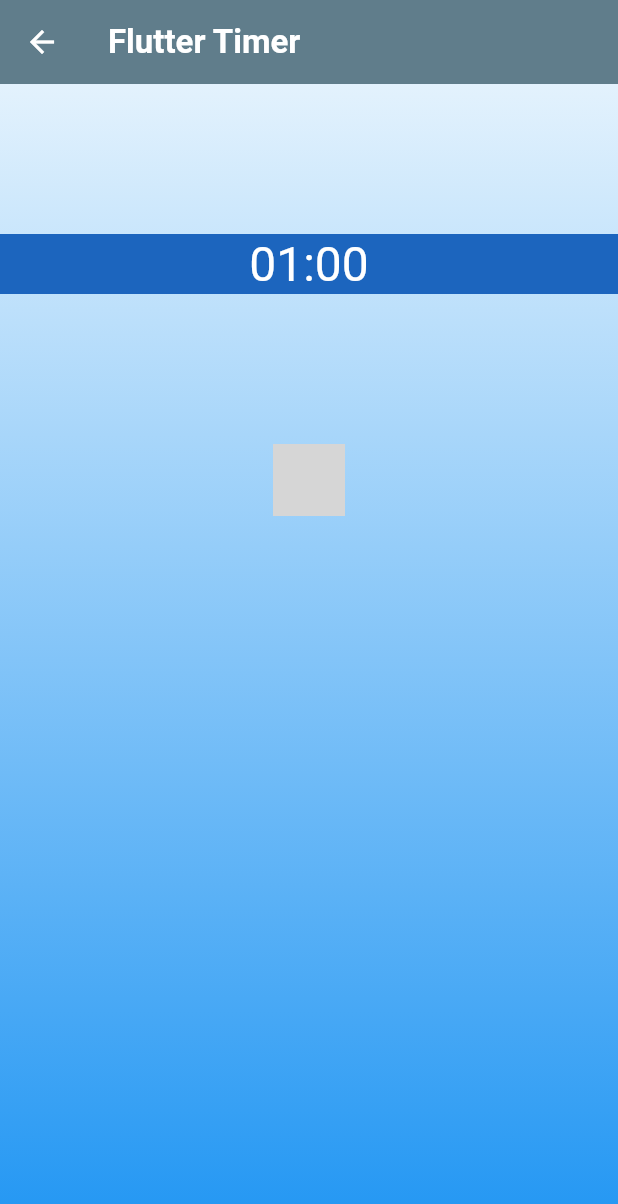
After one commit to zhaojay-create/bloc_learn, a Flutter app: the TimerView screen opened directly, on a phone screen of 412 x 824 dp. The commit adds this screen. Shown: the top 1204 px of the screen. Run offline on Flutter 3.47's test engine with Material 3 defaults, Android fonts, the light colour scheme and no system bars; our stand-ins replace connectivity_plus, equatable, flutter_bloc, hydrated_bloc; statements that could not run were skipped; grey boxes are pictures that could not be loaded.

Commit message:
feat: 实现 Flutter 计时器功能，包含 TimerBloc、TimerView 和相关组件

```diff
--- /dev/null
+++ b/lib/flutter_timer/ticker.dart
@@ -0,0 +1,17 @@
+class Ticker {
+  const Ticker();
+
+  Stream<int> tick({required int ticks}) {
+    // 每隔一段时间生成一个值
+    return Stream.periodic(
+      const Duration(seconds: 1),
+      // x 是当前触发的次数，从 0 开始
+      (x) => ticks - x - 1,
+    ).take(ticks);
+  }
+
+  // .take
+  // 	•	Stream.periodic 默认会无限触发。
+  //  •	.take(ticks) 限制只取前 ticks 个值。
+  //  •	比如 ticks = 5 → 只会生成 5 次，然后结束。
+}
--- /dev/null
+++ b/lib/flutter_timer/timer/timer_bloc.dart
@@ -0,0 +1,66 @@
+import 'dart:async';
+
+import 'package:bloc_learn/flutter_timer/ticker.dart';
+import 'package:equatable/equatable.dart';
+import 'package:flutter_bloc/flutter_bloc.dart';
+
+part 'timer_event.dart';
+part 'timer_state.dart';
+
+class TimerBloc extends Bloc<TimerEvent, TimerState> {
+  TimerBloc({required Ticker ticker})
+    : _ticker = ticker,
+      super(TimerInitial(_duration)) {
+    on<TimerStarted>(_onStarted);
+    on<TimerPaused>(_onPaused);
+    on<TimerResumed>(_onResumed);
+    on<TimerReset>(_onReset);
+    on<_TimerTicked>(_onTicked);
+  }
+
+  final Ticker _ticker;
+  static const int _duration = 60;
+
+  StreamSubscription<int>? _tickerSubscription;
+
+  @override
+  Future<void> close() {
+    _tickerSubscription?.cancel();
+    return super.close();
+  }
+
+  void _onStarted(TimerStarted event, Emitter<TimerState> emit) {
+    emit(TimerRunInProgress(event.duration));
+    _tickerSubscription?.cancel();
+    _tickerSubscription = _ticker
+        .tick(ticks: event.duration)
+        .listen((duration) => add(_TimerTicked(duration: duration)));
+  }
+
+  void _onPaused(TimerPaused event, Emitter<TimerState> emit) {
+    if (state is TimerRunInProgress) {
+      _tickerSubscription?.pause();
+      emit(TimerRunPause(state.duration));
+    }
+  }
+
+  void _onResumed(TimerResumed resume, Emitter<TimerState> emit) {
+    if (state is TimerRunPause) {
+      _tickerSubscription?.resume();
+      emit(TimerRunInProgress(state.duration));
+    }
+  }
+
+  void _onReset(TimerReset event, Emitter<TimerState> emit) {
+    _tickerSubscription?.cancel();
+    emit(const TimerInitial(_duration));
+  }
+
+  void _onTicked(_TimerTicked event, Emitter<TimerState> emit) {
+    emit(
+      event.duration > 0
+          ? TimerRunInProgress(event.duration)
+          : TimerRunComplete(),
+    );
+  }
+}
--- /dev/null
+++ b/lib/flutter_timer/timer/timer_event.dart
@@ -0,0 +1,32 @@
+part of 'timer_bloc.dart';
+
+sealed class TimerEvent {
+  const TimerEvent();
+}
+
+// 计时器开始事件
+class TimerStarted extends TimerEvent {
+  const TimerStarted({required this.duration});
+  final int duration;
+}
+
+// 计时器暂停事件
+final class TimerPaused extends TimerEvent {
+  const TimerPaused();
+}
+
+// 计时器恢复事件
+final class TimerResumed extends TimerEvent {
+  const TimerResumed();
+}
+
+// 计时器重置事件
+class TimerReset extends TimerEvent {
+  const TimerReset();
+}
+
+// 通知 TimerBloc 已发生一次计时, 用于更新 UI
+class _TimerTicked extends TimerEvent {
+  const _TimerTicked({required this.duration});
+  final int duration;
+}
--- /dev/null
+++ b/lib/flutter_timer/timer/timer_state.dart
@@ -0,0 +1,38 @@
+part of 'timer_bloc.dart';
+
+sealed class TimerState extends Equatable {
+  final int duration;
+  const TimerState(this.duration);
+
+  @override
+  List<Object> get props => [duration];
+}
+
+// 初始化状态
+final class TimerInitial extends TimerState {
+  const TimerInitial(super.duration);
+
+  @override
+  String toString() => 'TimerInitial { duration: $duration }';
+}
+
+// 计时暂停状态
+final class TimerRunPause extends TimerState {
+  const TimerRunPause(super.duration);
+
+  @override
+  String toString() => 'TimerRunPause { duration: $duration }';
+}
+
+// 计时进行中状态
+final class TimerRunInProgress extends TimerState {
+  const TimerRunInProgress(super.duration);
+
+  @override
+  String toString() => 'TimerRunInProgress { duration: $duration }';
+}
+
+// 计时完成状态
+final class TimerRunComplete extends TimerState {
+  const TimerRunComplete() : super(0);
+}
--- /dev/null
+++ b/lib/flutter_timer/view/timer_text.dart
@@ -0,0 +1,42 @@
+import 'dart:math';
+
+import 'package:flutter/material.dart';
+
+import 'package:flutter_bloc/flutter_bloc.dart';
+
+import 'package:bloc_learn/flutter_timer/timer/timer_bloc.dart';
+
+class TimerText extends StatelessWidget {
+  const TimerText({super.key});
+
+  Color _randomColor() {
+    final random = Random();
+    return Color.fromARGB(
+      255, // 不透明
+      random.nextInt(256),
+      random.nextInt(256),
+      random.nextInt(256),
+    );
+  }
+
+  @override
+  Widget build(BuildContext context) {
+    final duration = context.select((TimerBloc bloc) => bloc.state.duration);
+    final minutesStr = ((duration / 60) % 60).floor().toString().padLeft(
+      2,
+      '0',
+    );
+    final secondsStr = (duration % 60).floor().toString().padLeft(2, '0');
+
+    return Container(
+      color: _randomColor(), // 每次 build 生成新颜色
+      alignment: Alignment.center,
+      child: Text(
+        '$minutesStr:$secondsStr',
+        style: Theme.of(context).textTheme.headlineLarge?.copyWith(
+          color: Colors.white, // 避免背景色太深看不清
+        ),
+      ),
+    );
+  }
+}
--- /dev/null
+++ b/lib/flutter_timer/view/timer_view.dart
@@ -0,0 +1,46 @@
+import 'package:flutter/material.dart';
+
+import 'package:bloc_learn/flutter_timer/view/timer_actions.dart';
+import 'package:bloc_learn/flutter_timer/view/timer_text.dart';
+
+class TimerView extends StatelessWidget {
+  const TimerView({super.key});
+
+  @override
+  Widget build(BuildContext context) {
+    return Scaffold(
+      appBar: AppBar(title: const Text('Flutter Timer')),
+      body: Stack(
+        children: [
+          const Background(),
+          Column(
+            children: [
+              Padding(
+                padding: EdgeInsetsGeometry.symmetric(vertical: 100.0),
+                child: Center(child: const TimerText()),
+              ),
+              TimerActions(),
+            ],
+          ),
+        ],
+      ),
+    );
+  }
+}
+
+class Background extends StatelessWidget {
+  const Background({super.key});
+
+  @override
+  Widget build(BuildContext context) {
+    return Container(
+      decoration: BoxDecoration(
+        gradient: LinearGradient(
+          begin: Alignment.topCenter,
+          end: Alignment.bottomCenter,
+          colors: [Colors.blue.shade50, Colors.blue.shade500],
+        ),
+      ),
+    );
+  }
+}
--- a/lib/router/app_route.dart
+++ b/lib/router/app_route.dart
@@ -1,3 +1,4 @@
+import 'package:bloc_learn/flutter_timer/flutter_timer.dart';
 import 'package:bloc_learn/hydrated_storage/hydrated_storage.dart';
 import 'package:connectivity_plus/connectivity_plus.dart';
 import 'package:flutter/material.dart';
@@ -10,6 +11,7 @@ class AppRouter {
   static const blocStream = '/bloc_to_bloc_communication_stream';
   static const blocListener = '/bloc_to_bloc_communication_listener';
   static const hydratedStorage = '/hydrated_storage';
+  static const flutterTimer = '/flutter_timer';
 
   Route onGenerateRoute(RouteSettings settings) {
     switch (settings.name) {
@@ -25,6 +27,8 @@ class AppRouter {
         );
       case hydratedStorage:
         return MaterialPageRoute(builder: (_) => const HydratedStorage());
+      case flutterTimer:
+        return MaterialPageRoute(builder: (_) => const FlutterTimer());
       default:
         return MaterialPageRoute(builder: (_) => const Text('4045'));
     }
--- a/lib/router/home_screen.dart
+++ b/lib/router/home_screen.dart
@@ -16,6 +16,7 @@ class HomeScreen extends StatelessWidget {
         'route': AppRouter.blocListener,
       },
       {'title': 'Hydrated Storage', 'route': AppRouter.hydratedStorage},
+      {'title': 'flutter_timer_bloc_learn_1', 'route': AppRouter.flutterTimer},
       // 以后新增页面就在这里继续加，比如：
       // {'title': 'Counter Example', 'route': '/counter'},
       // {'title': 'Theme Switcher', 'route': '/theme_switcher'},
--- a/pubspec.yaml
+++ b/pubspec.yaml
@@ -9,6 +9,8 @@ environment:
 dependencies:
   flutter:
     sdk: flutter
+  # 值不同，就认为对象不同
+  equatable: ^2.0.5
   # 检测网络状态
   connectivity_plus: ^7.0.0
   # 图标库
@@ -19,6 +21,7 @@ dependencies:
   meta: ^1.16.0
   # 本地持久化存储
   hydrated_bloc: ^10.1.1
+  # 路径提供工具包
   path_provider: ^2.1.5
 
 dev_dependencies:
```
Also changed, not shown: lib/flutter_timer/flutter_timer.dart (added, +19 -0 lines), lib/flutter_timer/view/timer_actions.dart (added, +70 -0 lines), pubspec.lock.
